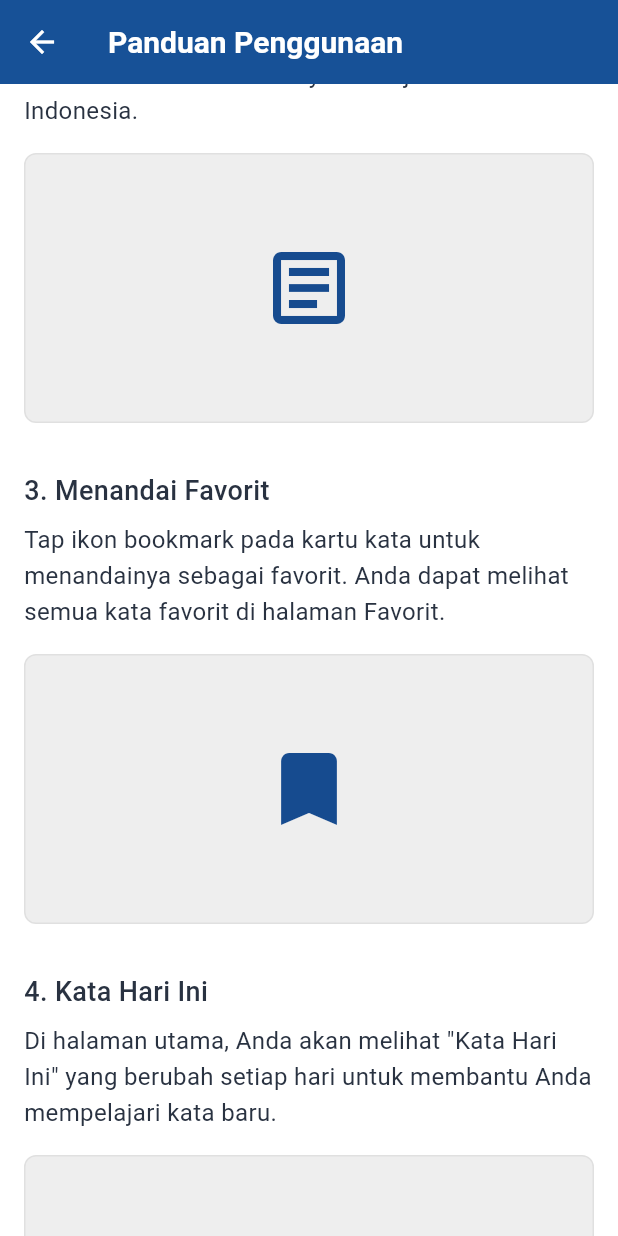
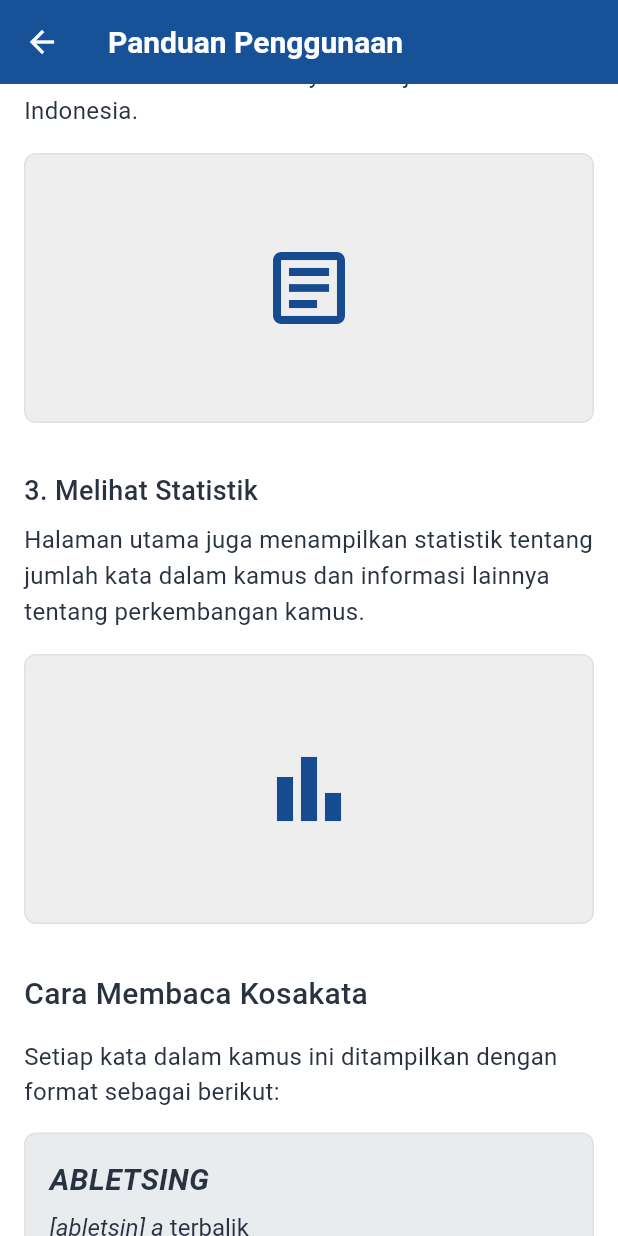
Before and after one commit to papua-opensource/kamus-bahasa-moy, a Flutter app: the UsageGuideScreen screen opened directly, scrolled down 576 dp, on a phone screen of 412 x 824 dp. Run offline on Flutter 3.47's test engine with Material 3 defaults, Android fonts, the light colour scheme and no system bars; our stand-ins replace flutter_secure_storage; accounts and stored records are empty; project files that could hold a hidden picture were left out.

Commit message:
fix: update contact email and feedback URL across multiple screens

```diff
--- a/lib/screens/help_support_screen.dart
+++ b/lib/screens/help_support_screen.dart
@@ -11,7 +11,7 @@ class HelpSupportScreen extends StatelessWidget {
 
   // Fungsi untuk menampilkan dialog informasi URL
   void _showFeedbackDialog(BuildContext context) {
-    final String feedbackUrl = 'https://forms.papuaopensource.org/feedback';
+    final String feedbackUrl = 'https://forms.gle/zz5DnkvhNiHWSnpr8';
 
     showDialog(
       context: context,
--- a/lib/screens/privacy_policy_screen.dart
+++ b/lib/screens/privacy_policy_screen.dart
@@ -65,7 +65,7 @@ class PrivacyPolicyScreen extends StatelessWidget {
             ),
             _buildSection(
               'Kontak',
-              'Jika Anda memiliki pertanyaan atau kekhawatiran tentang Kebijakan Privasi kami, silakan hubungi kami di papuaopensource@example.com.',
+              'Jika Anda memiliki pertanyaan atau kekhawatiran tentang Kebijakan Privasi kami, silakan hubungi kami di contact@papuaopensource.org.',
             ),
             const SizedBox(height: 24),
             const Center(
--- a/lib/screens/terms_of_service_screen.dart
+++ b/lib/screens/terms_of_service_screen.dart
@@ -66,7 +66,7 @@ class TermsOfServiceScreen extends StatelessWidget {
             ),
             _buildSection(
               '8. Kontak',
-              'Jika Anda memiliki pertanyaan tentang Syarat Layanan ini, silakan hubungi kami di papuaopensource@example.com.',
+              'Jika Anda memiliki pertanyaan tentang Syarat Layanan ini, silakan hubungi kami di contact@papuaopensource.org.',
             ),
             const SizedBox(height: 24),
             const Center(
--- a/lib/screens/usage_guide_screen.dart
+++ b/lib/screens/usage_guide_screen.dart
@@ -49,21 +49,7 @@ class UsageGuideScreen extends StatelessWidget {
 
             _buildGuideItem(
               context,
-              '3. Menandai Favorit',
-              'Tap ikon bookmark pada kartu kata untuk menandainya sebagai favorit. Anda dapat melihat semua kata favorit di halaman Favorit.',
-              'assets/images/favorite_illustration.png',
-            ),
-
-            _buildGuideItem(
-              context,
-              '4. Kata Hari Ini',
-              'Di halaman utama, Anda akan melihat "Kata Hari Ini" yang berubah setiap hari untuk membantu Anda mempelajari kata baru.',
-              'assets/images/daily_word_illustration.png',
-            ),
-
-            _buildGuideItem(
-              context,
-              '5. Melihat Statistik',
+              '3. Melihat Statistik',
               'Halaman utama juga menampilkan statistik tentang jumlah kata dalam kamus dan informasi lainnya tentang perkembangan kamus.',
               'assets/images/statistics_illustration.png',
             ),
```
Also changed, not shown: lib/screens/contact_screen.dart (+1 -7 lines).
